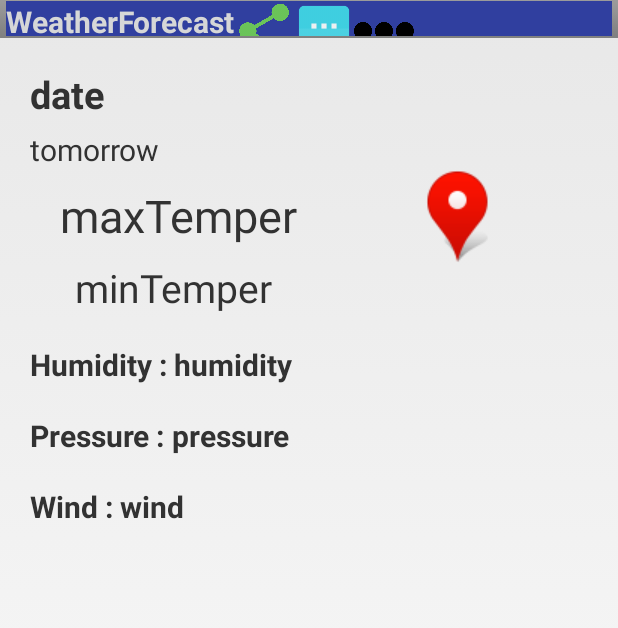
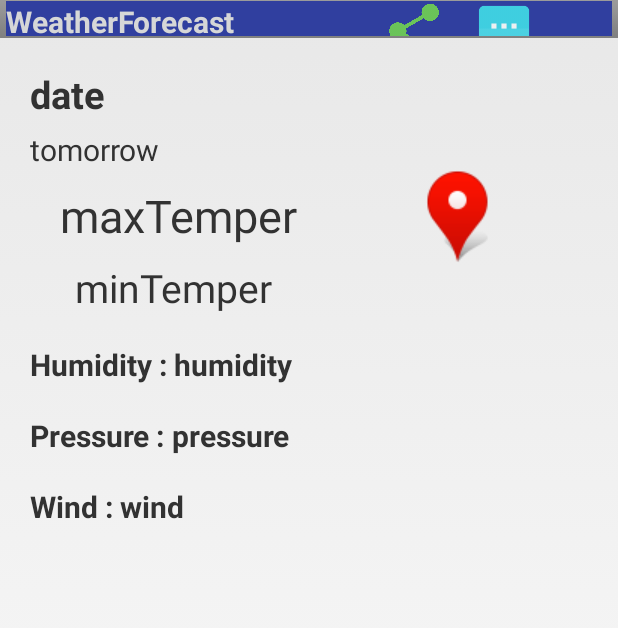
Before and after one commit to HuangDanGeeker/WeatherForecast, an Android app: the DetailActivity screen opened directly, with no data from a screen before it, on a phone screen of 412 x 824 dp. Shown: the top 628 px of the screen. Run offline under Robolectric (Android 15) with nearby library versions, the phone set to English and light mode, and no system bars; 7 statements that could not run were skipped.

Commit message:
为DetailActivity标题栏中的图片设置点击响应失败

```diff
--- a/app/src/main/AndroidManifest.xml
+++ b/app/src/main/AndroidManifest.xml
@@ -20,7 +20,8 @@
     <uses-permission android:name="android.permission.INTERNET" />
     <!-- SD卡读取权限，用户写入离线定位数据 -->
     <uses-permission android:name="android.permission.MOUNT_UNMOUNT_FILESYSTEMS" />
-
+    <!--短信权限-->
+    <uses-permission android:name="android.permission.SEND_SMS"/>
     <application
         android:allowBackup="true"
         android:icon="@mipmap/ic_launcher"
--- a/app/src/main/java/wang/com/weatherforecast/DetailActivity.java
+++ b/app/src/main/java/wang/com/weatherforecast/DetailActivity.java
@@ -1,11 +1,21 @@
 package wang.com.weatherforecast;
 
 import android.app.Activity;
+import android.content.Intent;
 import android.os.Bundle;
+import android.telephony.SmsManager;
+import android.view.LayoutInflater;
+import android.view.View;
 import android.view.Window;
+import android.widget.ImageView;
 import android.widget.TextView;
+import android.widget.Toast;
+
+import java.util.ArrayList;
 
 public class DetailActivity extends Activity {
+
+    WeatherItem weatherItem;
 
     private TextView dateTextView ;
     private TextView weekTextView ;
@@ -16,6 +26,9 @@ public class DetailActivity extends Activity {
     private TextView pressureTextView ;
     private TextView windTextView ;
 
+    private ImageView shareImgView;
+    private ImageView msgImgView;
+
     @Override
     protected void onCreate(Bundle savedInstanceState) {
         super.onCreate(savedInstanceState);
@@ -24,7 +37,7 @@ public class DetailActivity extends Activity {
         getWindow().setFeatureInt(Window.FEATURE_CUSTOM_TITLE,      // 注意顺序
                 R.layout.activity_detail_title);
 
-        WeatherItem weatherItem = (WeatherItem) getIntent().getSerializableExtra("WeatherItem");
+        weatherItem = (WeatherItem) getIntent().getSerializableExtra("WeatherItem");
 
         weekTextView = (TextView) findViewById(R.id.weekTextView);
         weatherTypeTextView = (TextView) findViewById(R.id.weatherTypeTextView);
@@ -41,6 +54,42 @@ public class DetailActivity extends Activity {
         humidityTextView.setText(weatherItem.getHumidity());
         pressureTextView.setText(weatherItem.getPressure());
         windTextView.setText(weatherItem.getWind());
+
+        LayoutInflater factory = LayoutInflater.from(DetailActivity.this);
+        View layout = factory.inflate(R.layout.activity_detail_title, null);
+        shareImgView = (ImageView) layout.findViewById(R.id.shareImg);
+        msgImgView = (ImageView) layout.findViewById(R.id.msgImg);
+
+        shareImgView.setOnClickListener(new View.OnClickListener() {
+            @Override
+            public void onClick(View v) {
+                Toast.makeText(DetailActivity.this, "mmmmm", Toast.LENGTH_SHORT).show();
+                SmsManager smsManager = SmsManager.getDefault();
+                String content = weatherItem.toString();
+                ArrayList<String> list = smsManager.divideMessage(content);
+                for (int i = 0; i < list.size(); i++) {
+                    smsManager.sendTextMessage("10086", null, list.get(i), null, null);
+                }
+            }
+        });
+
+        msgImgView.setOnClickListener(new View.OnClickListener() {
+            @Override
+            public void onClick(View v) {
+                Toast.makeText(DetailActivity.this, "sssss", Toast.LENGTH_SHORT).show();
+                Intent sendIntent = new Intent();
+                sendIntent.setAction(Intent.ACTION_SEND);
+                sendIntent.putExtra(Intent.EXTRA_TEXT, weatherItem.toString());
+                sendIntent.setType("text/plain");
+                startActivity(Intent.createChooser(sendIntent, "Share to..."));
+            }
+        });
+
+
+
     }
 
+
+
+
 }
--- a/app/src/main/res/layout/activity_detail_title.xml
+++ b/app/src/main/res/layout/activity_detail_title.xml
@@ -15,19 +15,23 @@
         android:layout_width="wrap_content"
         android:layout_height="wrap_content" />
     <ImageView
+        android:id="@+id/shareImg"
         android:layout_width="40dp"
         android:layout_height="40dp"
+        android:layout_marginLeft="100dp"
         android:background="@color/colorPrimaryDark"
         android:src="@drawable/icon_share" />
 
     <ImageView
+        android:id="@+id/msgImg"
+        android:layout_marginLeft="20dp"
         android:layout_width="40dp"
         android:layout_height="40dp"
         android:background="@color/colorPrimaryDark"
         android:src="@drawable/icon_msg" />
-    <ImageView
-        android:src="@drawable/icon_more"
-        android:background="@color/colorPrimaryDark"
-        android:layout_width="40dp"
-        android:layout_height="40dp" />
+    <!--<ImageView-->
+        <!--android:src="@drawable/icon_more"-->
+        <!--android:background="@color/colorPrimaryDark"-->
+        <!--android:layout_width="40dp"-->
+        <!--android:layout_height="40dp" />-->
 </LinearLayout>
```
